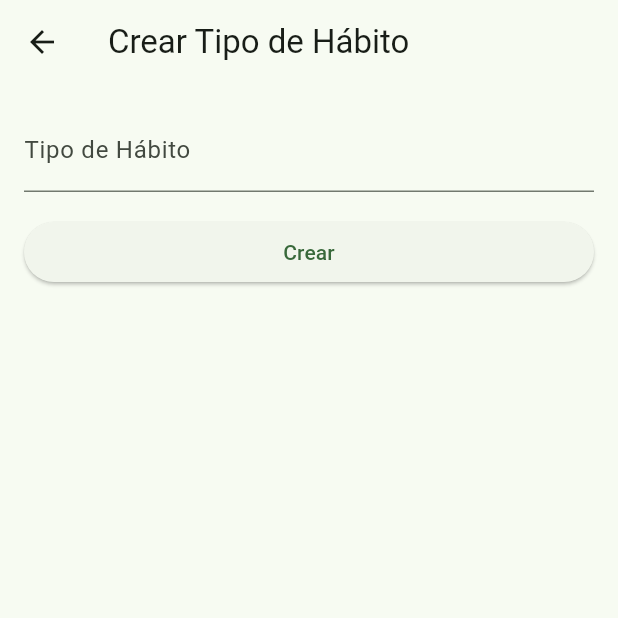
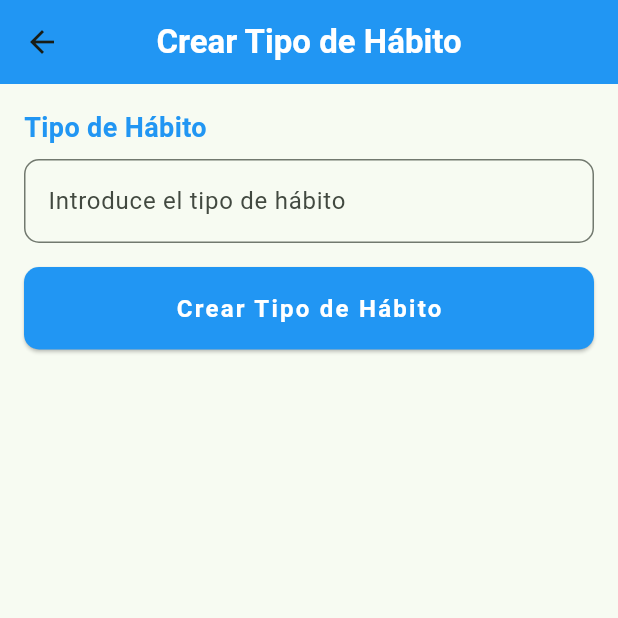
Before and after one commit to Arimagod/proyectoFlutter, a Flutter app: the CreateHabitTypeForm screen opened directly, on a phone screen of 412 x 824 dp, the top half of it. Run offline on Flutter 3.47's test engine with Material 3 defaults, Android fonts, the phone set to English and light mode, and no system bars; our stand-ins replace shared_preferences; accounts and stored records are empty; network calls fail.

Commit message:
Asegurando diseno

```diff
--- a/lib/screens/habits/CreateHabitType.dart
+++ b/lib/screens/habits/CreateHabitType.dart
@@ -17,20 +17,16 @@ class _CreateHabitTypeFormState extends State<CreateHabitTypeForm> {
         body: {'type': type},
       );
       if (response.statusCode == 200) {
-        // El tipo de hábito se creó correctamente
         ScaffoldMessenger.of(context).showSnackBar(
           SnackBar(content: Text('Tipo de hábito creado correctamente')),
         );
-        // Limpiar el campo después de crear el tipo de hábito
         _typeController.clear();
       } else {
-        // Ocurrió un error al crear el tipo de hábito
         ScaffoldMessenger.of(context).showSnackBar(
           SnackBar(content: Text('Error al crear el tipo de hábito')),
         );
       }
     } else {
-      // No se permite crear un tipo de hábito vacío
       ScaffoldMessenger.of(context).showSnackBar(
         SnackBar(content: Text('Por favor, introduce un tipo de hábito')),
       );
@@ -41,21 +37,58 @@ class _CreateHabitTypeFormState extends State<CreateHabitTypeForm> {
   Widget build(BuildContext context) {
     return Scaffold(
       appBar: AppBar(
-        title: Text('Crear Tipo de Hábito'),
+        title: Text(
+          'Crear Tipo de Hábito',
+          style: TextStyle(
+            color: Colors.white,
+            fontWeight: FontWeight.bold,
+          ),
+        ),
+        backgroundColor: Colors.blue,
+        centerTitle: true,
       ),
       body: Padding(
         padding: EdgeInsets.all(16.0),
         child: Column(
           crossAxisAlignment: CrossAxisAlignment.stretch,
           children: [
+            Text(
+              'Tipo de Hábito',
+              style: TextStyle(
+                fontSize: 18.0,
+                fontWeight: FontWeight.bold,
+                color: Colors.blue,
+              ),
+            ),
+            SizedBox(height: 8.0),
             TextField(
               controller: _typeController,
-              decoration: InputDecoration(labelText: 'Tipo de Hábito'),
+              decoration: InputDecoration(
+                hintText: 'Introduce el tipo de hábito',
+                border: OutlineInputBorder(
+                  borderRadius: BorderRadius.circular(10.0),
+                ),
+              ),
             ),
             SizedBox(height: 16.0),
             ElevatedButton(
               onPressed: _createHabitType,
-              child: Text('Crear'),
+              style: ElevatedButton.styleFrom(
+                primary: Colors.blue,
+                padding: EdgeInsets.symmetric(vertical: 16.0),
+                shape: RoundedRectangleBorder(
+                  borderRadius: BorderRadius.circular(10.0),
+                ),
+              ),
+              child: Text(
+                'Crear Tipo de Hábito',
+                style: TextStyle(
+                  fontSize: 16.0,
+                  fontWeight: FontWeight.bold,
+                  color: Colors.white,
+                  letterSpacing: 1.5,
+                ),
+              ),
             ),
           ],
         ),
```
Also changed, not shown: lib/HomePage.dart (+26 -32 lines), lib/screens/habits/CreatHabit.dart (+84 -15 lines), lib/screens/habits/ModifyHabitPage.dart (added, +62 -0 lines), assets/Habitos.jpeg (added), assets/prueba.jpeg (added), assets/prueba.png (added).
